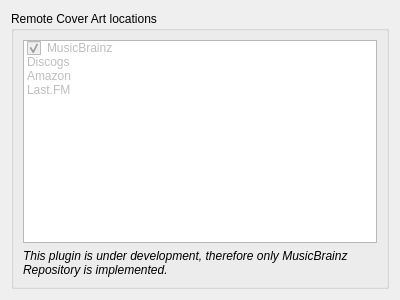
Qt form config.ui (Ilya87/cover-fetcher) before a commit.
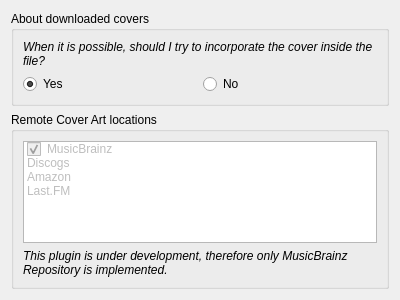
The same form after that commit.

Commit message: Work in Progress: Apply cover to library

Diff of the .ui file:
```diff
--- a/config.ui
+++ b/config.ui
@@ -15,7 +15,52 @@
   </property>
   <layout class="QVBoxLayout" name="verticalLayout">
    <item>
-    <widget class="QGroupBox" name="groupBox">
+    <widget class="QGroupBox" name="groupBoxIntegrate">
+     <property name="title">
+      <string>About downloaded covers</string>
+     </property>
+     <layout class="QVBoxLayout" name="verticalLayout_3">
+      <item>
+       <widget class="QLabel" name="labelIntegrateCover">
+        <property name="font">
+         <font>
+          <italic>true</italic>
+         </font>
+        </property>
+        <property name="text">
+         <string>When it is possible, should I try to incorporate the cover inside the file?</string>
+        </property>
+        <property name="wordWrap">
+         <bool>true</bool>
+        </property>
+       </widget>
+      </item>
+      <item>
+       <layout class="QHBoxLayout" name="horizontalLayout">
+        <item>
+         <widget class="QRadioButton" name="radioButtonIntegrateCover">
+          <property name="text">
+           <string>Yes</string>
+          </property>
+          <property name="checked">
+           <bool>true</bool>
+          </property>
+         </widget>
+        </item>
+        <item>
+         <widget class="QRadioButton" name="radioButtonDontIntegrate">
+          <property name="text">
+           <string>No</string>
+          </property>
+         </widget>
+        </item>
+       </layout>
+      </item>
+     </layout>
+    </widget>
+   </item>
+   <item>
+    <widget class="QGroupBox" name="groupBoxRemoteLocations">
      <property name="title">
       <string>Remote Cover Art locations</string>
      </property>
```
The commit also changes 14 other files.
